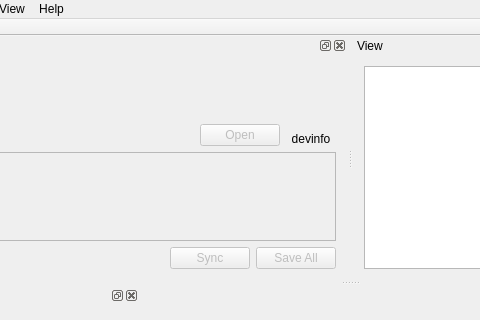
Qt form spl/DcPresetLib.ui (strymon/spl) before a commit; both pictures show x 139 to 619 and y 0 to 320 of the 978 by 868 pixel window.
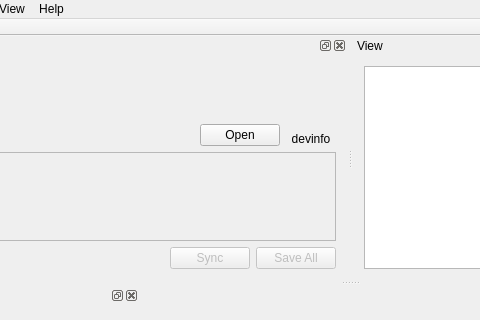
The same form after that commit. Icons and pictures are not drawn. Custom widgets are drawn as their Qt base class.

Diff of the .ui file:
```diff
--- a/spl/DcPresetLib.ui
+++ b/spl/DcPresetLib.ui
@@ -266,7 +266,7 @@
            <item>
             <widget class="QPushButton" name="openButton">
              <property name="enabled">
-              <bool>false</bool>
+              <bool>true</bool>
              </property>
              <property name="text">
               <string>Open</string>
```
Left out of the diff: 41 changed lines with no effect on the pictures.
